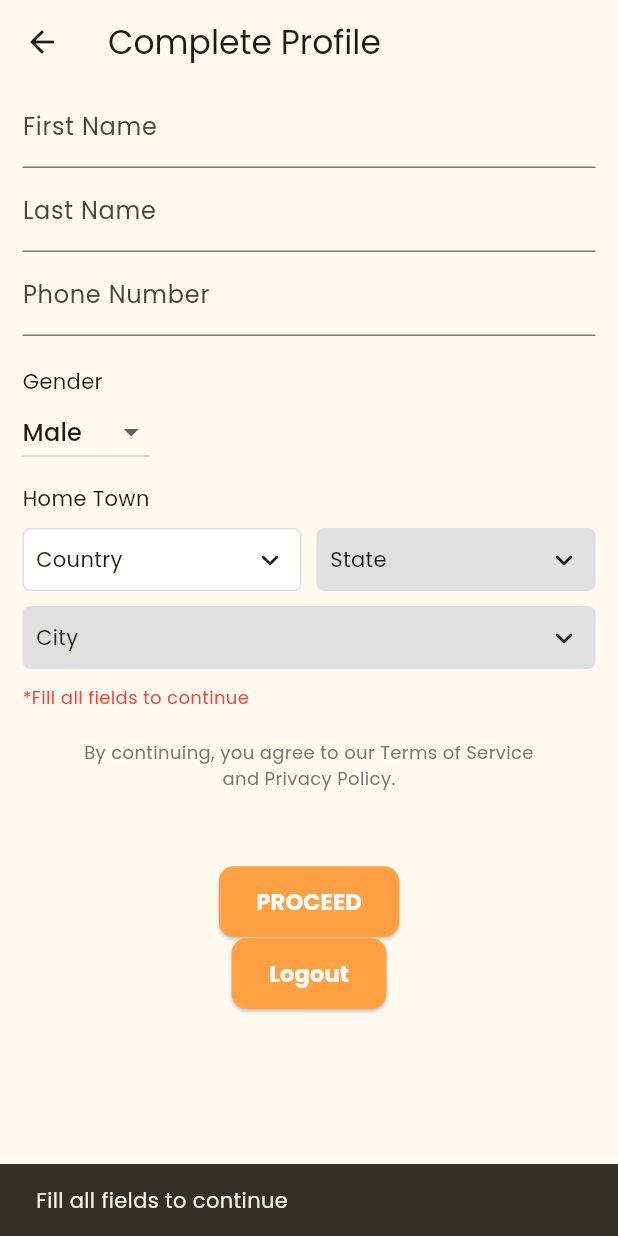
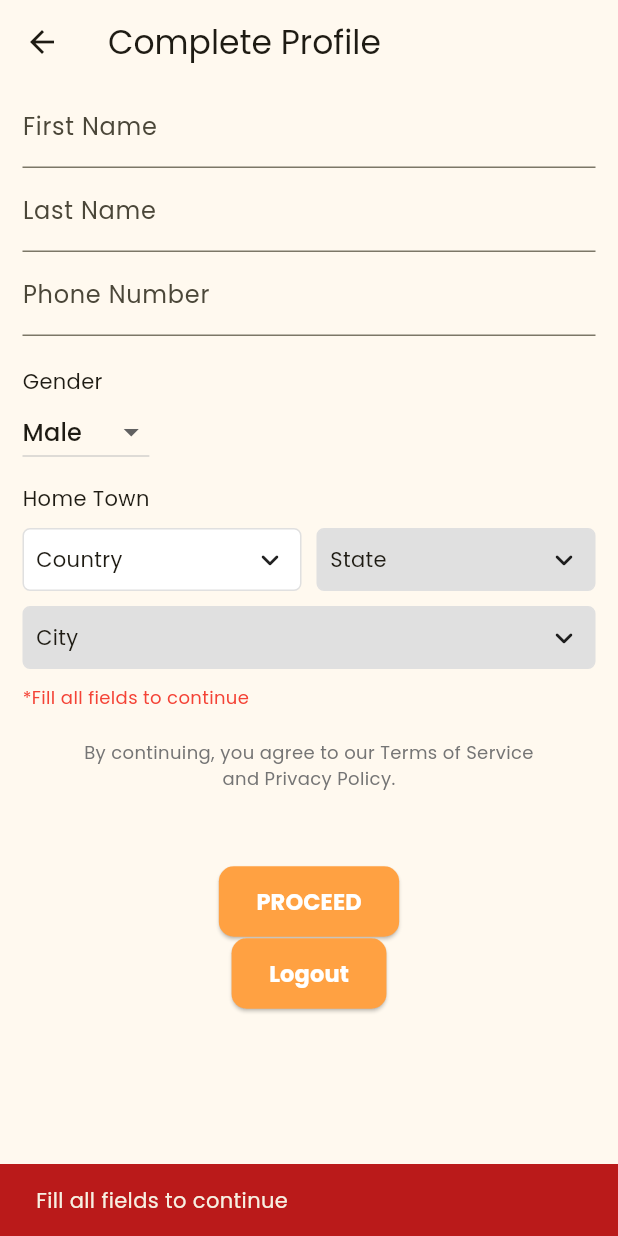
Before and after one commit to LakshBharani/VPool, a Flutter app: the PersonalDetailsPage screen opened by its route, after a tap on "PROCEED", on a phone screen of 412 x 824 dp. Run offline on Flutter 3.47's test engine with Material 3 defaults, Android fonts, the phone set to English and light mode, and no system bars; drawn by our look-alikes of csc_picker; our stand-ins replace google_fonts, google_maps_flutter, location, supabase_flutter; accounts and stored records are empty.

Commit message:
maps checkpoint

```diff
--- a/lib/main.dart
+++ b/lib/main.dart
@@ -28,7 +28,7 @@ class MyApp extends StatelessWidget {
   @override
   Widget build(BuildContext context) {
     return MaterialApp(
-      title: "Rideshare",
+      title: "VPool",
       debugShowCheckedModeBanner: false,
       theme: ThemeData(
         colorScheme: ColorScheme.fromSeed(seedColor: Colors.yellow.shade600),
--- a/lib/onboarding.dart
+++ b/lib/onboarding.dart
@@ -14,6 +14,7 @@ class OnBoarding extends StatelessWidget {
         title: const Text("Ride Share"),
         backgroundColor: appSecondaryColor,
         foregroundColor: Colors.black,
+        centerTitle: true,
       ),
       body: Stack(
         children: [
--- a/lib/personal.details.dart
+++ b/lib/personal.details.dart
@@ -121,21 +121,23 @@ class _PersonalDetailsPageState extends State<PersonalDetailsPage> {
                       stateValue == "" ||
                       cityValue == "") {
                     ScaffoldMessenger.of(context).showSnackBar(
-                      const SnackBar(
-                        content: Text("Fill all fields to continue"),
+                      SnackBar(
+                        backgroundColor: Theme.of(context).colorScheme.error,
+                        content: const Text("Fill all fields to continue"),
                       ),
                     );
                     return;
                   }
                   await supabase.from('user_data').insert({
-                    'First Name': firstNameController.text,
-                    'Last Name': lastNameController.text,
-                    'Phone': phoneNumberController.text,
-                    'Gender': dropdownVal,
+                    'First Name': firstNameController.text.trim().toUpperCase(),
+                    'Last Name': lastNameController.text.trim().toUpperCase(),
+                    'Phone': phoneNumberController.text.trim(),
+                    'Gender': dropdownVal.trim().toUpperCase(),
                     'Country': countryValue,
                     'State': stateValue,
                     'City': cityValue,
-                  });
+                  }).then((value) => Navigator.pushNamedAndRemoveUntil(
+                      context, '/', (route) => false));
                 },
                 style: ElevatedButton.styleFrom(
                   padding:
--- a/pubspec.yaml
+++ b/pubspec.yaml
@@ -39,6 +39,7 @@ dependencies:
   supabase_flutter: ^2.0.0
   encrypted_shared_preferences: ^3.0.1
   google_maps_flutter: ^2.5.0
+  location: ^5.0.3
 
 dev_dependencies:
   flutter_test:
```
Also changed, not shown: lib/home.dart (+90 -2 lines), lib/login.dart (+20 -5 lines), pubspec.lock, 10 other files.
